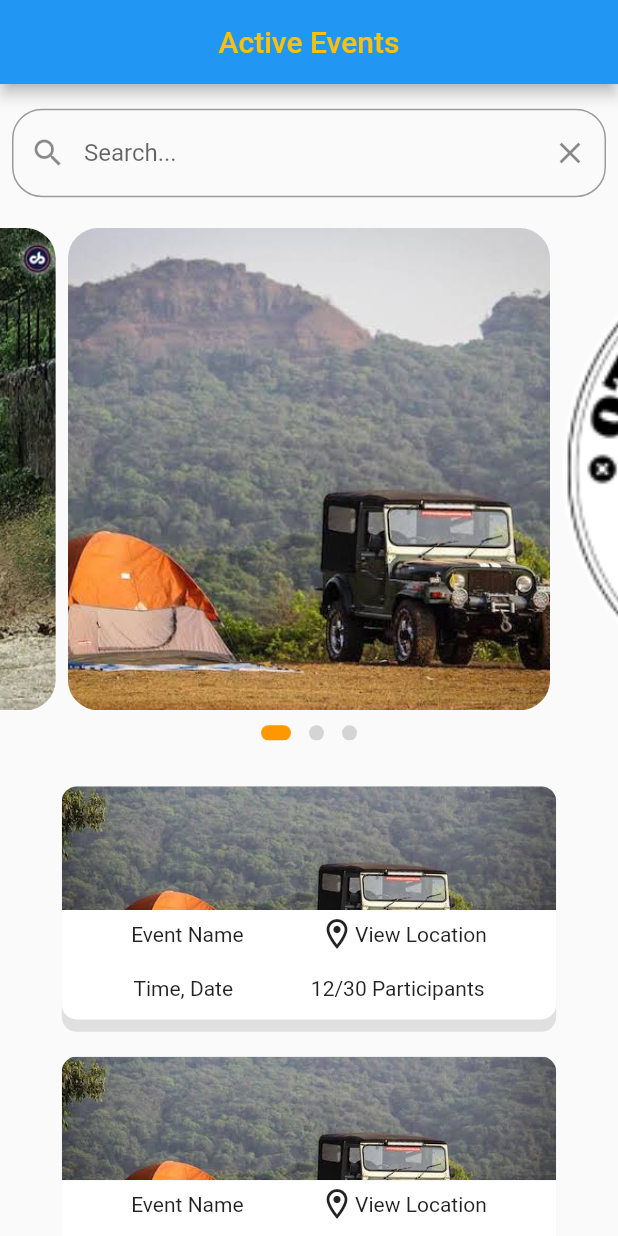
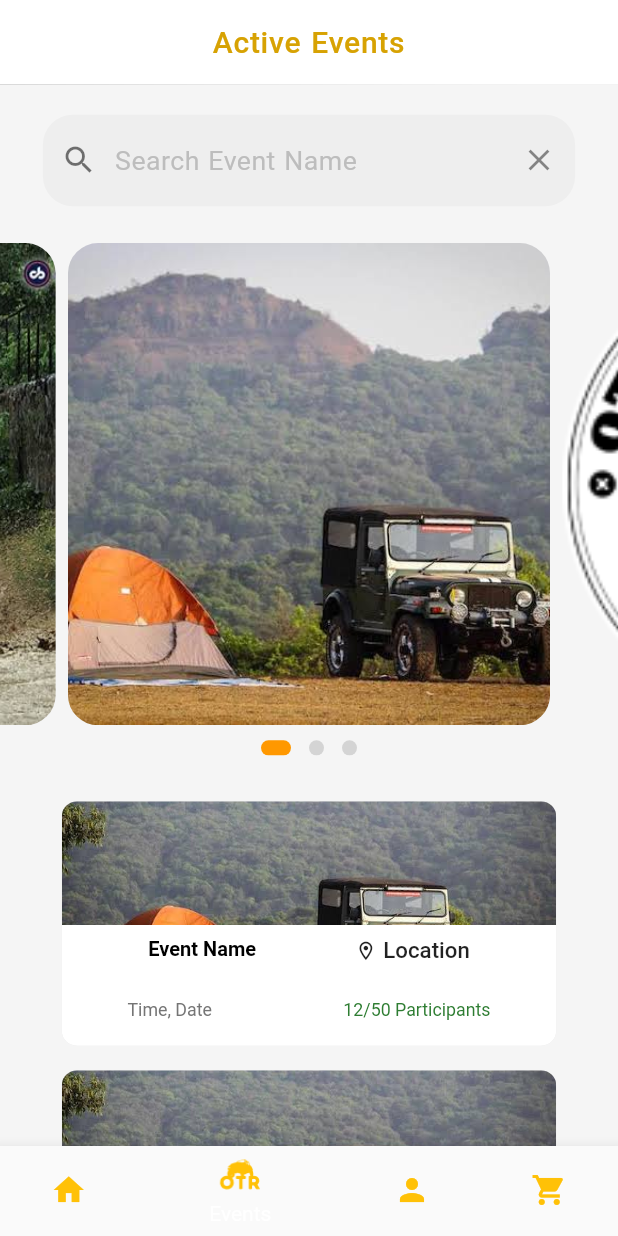
Before and after one commit to sudarshbuxyyes/OTR_App, a Flutter app: the EventsHome screen opened directly, on a phone screen of 412 x 824 dp. Run offline on Flutter 3.47's test engine with Material 2 defaults, Android fonts, the phone set to English and light mode, and no system bars; drawn by our look-alikes of carousel_slider, dots_indicator; our stand-ins replace confetti, fl_chart, image_picker, percent_indicator; missing offline and left inert: counter, coupon_uikit, dart:ffi, razorpay_flutter.

Commit message:
updated navbar, active events

```diff
--- a/app/lib/models/Event.dart
+++ b/app/lib/models/Event.dart
@@ -5,7 +5,10 @@ class Event {
   String EventLocation;
   String EventDescription;
   bool Event_attended;
+  bool Event_ongoing;
+
   int num_participants;
+  int num_limit;
   Event({
     required this.EventID,
     required this.EventName,
@@ -14,5 +17,7 @@ class Event {
     required this.EventDescription,
     required this.Event_attended,
     required this.num_participants,
+    required this.num_limit,
+    required this.Event_ongoing,
   });
 }
--- a/app/lib/screens/events/eventsHome.dart
+++ b/app/lib/screens/events/eventsHome.dart
@@ -2,6 +2,7 @@ import 'package:app/models/Event.dart';
 import 'package:app/screens/events/eventDetails.dart';
 import 'package:app/utils/Sizer.dart';
 import 'package:app/widgets/EventCard.dart';
+import 'package:app/widgets/NavBar.dart';
 import 'package:carousel_slider/carousel_slider.dart';
 import 'package:dots_indicator/dots_indicator.dart';
 import 'package:flutter/material.dart';
@@ -31,7 +32,9 @@ class _EventsHomeState extends State<EventsHome> {
         EventDate: DateTime.now(),
         EventLocation: "Location for Event 1",
         Event_attended: false,
-        num_participants: 123),
+        num_participants: 12,
+        num_limit: 50,
+        Event_ongoing: true),
     Event(
         EventID: 2,
         EventName: "Event 2",
@@ -39,7 +42,9 @@ class _EventsHomeState extends State<EventsHome> {
         EventDate: DateTime.now(),
         EventLocation: "Location for Event 2",
         Event_attended: true,
-        num_participants: 123),
+        num_participants: 34,
+        num_limit: 50,
+        Event_ongoing: true),
     Event(
         EventID: 3,
         EventName: "Event 3",
@@ -47,7 +52,9 @@ class _EventsHomeState extends State<EventsHome> {
         EventDate: DateTime.now(),
         EventLocation: "Location for Event 3",
         Event_attended: true,
-        num_participants: 123),
+        num_participants: 23,
+        num_limit: 50,
+        Event_ongoing: true),
     Event(
         EventID: 4,
         EventName: "Event 4",
@@ -55,7 +62,9 @@ class _EventsHomeState extends State<EventsHome> {
         EventDate: DateTime.now(),
         EventLocation: "Location for Event 4",
         Event_attended: false,
-        num_participants: 123),
+        num_participants: 47,
+        num_limit: 50,
+        Event_ongoing: true),
     Event(
         EventID: 5,
         EventName: "Event 5",
@@ -63,7 +72,9 @@ class _EventsHomeState extends State<EventsHome> {
         EventDate: DateTime.now(),
         EventLocation: "Location for Event 5",
         Event_attended: false,
-        num_participants: 123),
+        num_participants: 13,
+        num_limit: 50,
+        Event_ongoing: true),
     Event(
         EventID: 6,
         EventName: "Event 6",
@@ -71,7 +82,9 @@ class _EventsHomeState extends State<EventsHome> {
         EventDate: DateTime.now(),
         EventLocation: "Location for Event 6",
         Event_attended: false,
-        num_participants: 123),
+        num_participants: 23,
+        num_limit: 50,
+        Event_ongoing: true),
   ];
 
   @override
@@ -84,12 +97,19 @@ class _EventsHomeState extends State<EventsHome> {
           DefaultMaterialLocalizations.delegate,
         ],
         child: Scaffold(
+          bottomNavigationBar: NavBar(selected_index: 1),
+          backgroundColor: Colors.grey[100],
           appBar: AppBar(
             centerTitle: true,
+            backgroundColor: Colors.white,
+            elevation: 0.2,
             title: const Text(
               "Active Events",
               textAlign: TextAlign.center,
-              style: TextStyle(color: Colors.amber),
+              style: TextStyle(
+                  color: Color.fromARGB(255, 215, 162, 3),
+                  letterSpacing: 0.5,
+                  wordSpacing: 1.2),
             ),
             leading: Container(),
           ),
@@ -99,12 +119,21 @@ class _EventsHomeState extends State<EventsHome> {
               SizedBox(height: Sizer.sbv * 2),
               Container(
                 // Add padding around the search bar
-                padding: const EdgeInsets.symmetric(horizontal: 8.0),
+                padding:
+                    const EdgeInsets.symmetric(horizontal: 8.0, vertical: 4.0),
+                width: Sizer.screenWidth * 0.9,
                 // Use a Material design search bar
                 child: TextField(
                   controller: _searchController,
                   decoration: InputDecoration(
-                    hintText: 'Search...',
+                    filled: true,
+                    fillColor: Colors.grey[200],
+                    hintText: 'Search Event Name',
+                    hintStyle: TextStyle(
+                        color: Colors.grey[400],
+                        fontSize: Sizer.fss * 1.2,
+                        letterSpacing: 0.3,
+                        wordSpacing: 1.0),
                     // Add a clear button to the search bar
                     suffixIcon: IconButton(
                       icon: Icon(Icons.clear),
@@ -113,12 +142,14 @@ class _EventsHomeState extends State<EventsHome> {
                     // Add a search icon or button to the search bar
                     prefixIcon: IconButton(
                       icon: Icon(Icons.search),
+                      color: Colors.black54,
                       onPressed: () {
                         // Perform the search here
                       },
                     ),
                     border: OutlineInputBorder(
                       borderRadius: BorderRadius.circular(20.0),
+                      borderSide: BorderSide.none,
                     ),
                   ),
                 ),
--- a/app/lib/screens/profile/profilePage.dart
+++ b/app/lib/screens/profile/profilePage.dart
@@ -2,6 +2,7 @@ import 'dart:math';
 
 import 'package:app/screens/profile/editProfile.dart';
 import 'package:app/utils/Sizer.dart';
+import 'package:app/widgets/NavBar.dart';
 import 'package:fl_chart/fl_chart.dart';
 
 import 'package:flutter/material.dart';
@@ -54,6 +55,7 @@ class _ProfilePageState extends State<ProfilePage> {
         ],
         child: Scaffold(
             backgroundColor: Colors.white,
+            bottomNavigationBar: NavBar(selected_index: 2),
             appBar: AppBar(
               leading: InkWell(
                 onTap: () {
--- a/app/lib/widgets/EventCard.dart
+++ b/app/lib/widgets/EventCard.dart
@@ -19,6 +19,20 @@ class EventCard extends StatelessWidget {
   @override
   Widget build(BuildContext context) {
     Sizer.init(context);
+    int participation_thresh1 = (event.num_limit / 2).toInt();
+    int participation_thresh2 = (event.num_limit * 0.75).toInt();
+    Color col;
+    if (event.num_participants < participation_thresh1) {
+      //green
+      col = Colors.green[800]!;
+    } else if (event.num_participants <= participation_thresh2) {
+      //yellow
+      col = Colors.yellow[800]!;
+    } else {
+      //red
+      col = Colors.red[800]!;
+    }
+
     return InkWell(
         onTap: () {
           //move to event Details window
@@ -64,16 +78,37 @@ class EventCard extends StatelessWidget {
                           mainAxisAlignment: MainAxisAlignment.spaceEvenly,
                           children: [
                             Padding(
-                              padding: EdgeInsets.all(Sizer.sbh),
-                              child: Text("Event Name"),
+                              padding: EdgeInsets.symmetric(
+                                  horizontal: Sizer.sbh * 2,
+                                  vertical: Sizer.sbv),
+                              child: Text(
+                                "Event Name",
+                                style: TextStyle(
+                                    fontSize: Sizer.fss * 0.9,
+                                    fontWeight: FontWeight.w600,
+                                    color: Colors.black),
+                              ),
                             ),
                             Padding(
-                                padding: EdgeInsets.all(Sizer.sbh),
+                                padding: EdgeInsets.symmetric(
+                                    horizontal: Sizer.sbh * 2,
+                                    vertical: Sizer.sbv),
                                 child: Container(
                                   child: Row(
                                     children: [
-                                      Icon(Icons.location_on_outlined),
-                                      Text("View Location")
+                                      Icon(
+                                        Icons.location_on_outlined,
+                                        color: Colors.black87,
+                                        size: Sizer.fss,
+                                      ),
+                                      SizedBox(width: Sizer.sbh),
+                                      Text(
+                                        "Location",
+                                        style: TextStyle(
+                                            color: Colors.black87,
+                                            fontSize: Sizer.fss,
+                                            fontWeight: FontWeight.w500),
+                                      )
                                     ],
                                   ),
                                 )),
@@ -81,25 +116,35 @@ class EventCard extends StatelessWidget {
                         ),
                         SizedBox(height: Sizer.sbv),
                         Row(
-                          mainAxisAlignment: MainAxisAlignment.spaceEvenly,
+                          mainAxisAlignment: MainAxisAlignment.spaceAround,
                           children: [
                             Padding(
-                              padding: EdgeInsets.all(Sizer.sbh),
-                              child: Text("Time, Date"),
+                              padding: EdgeInsets.symmetric(
+                                  horizontal: Sizer.sbh, vertical: Sizer.sbv),
+                              child: Text("Time, Date",
+                                  style: TextStyle(
+                                      color: Colors.grey[600],
+                                      fontWeight: FontWeight.normal,
+                                      fontSize: Sizer.fss * 0.8)),
                             ),
                             Padding(
-                                padding: EdgeInsets.all(Sizer.sbh),
+                                padding: EdgeInsets.symmetric(
+                                    horizontal: Sizer.sbh, vertical: Sizer.sbv),
                                 child: Container(
-                                  child: Text("12/30 Participants"),
+                                  child: Text(
+                                      event.num_participants.toString() +
+                                          "/" +
+                                          "50 Participants",
+                                      style: TextStyle(
+                                          color: col,
+                                          fontWeight: FontWeight.normal,
+                                          fontSize: Sizer.fss * 0.8)),
                                 )),
                           ],
                         ),
                         SizedBox(height: Sizer.sbv),
                       ],
                     )),
-                SizedBox(
-                  height: Sizer.sbv,
-                )
               ],
             )));
   }
--- a/app/lib/widgets/NavBar.dart
+++ b/app/lib/widgets/NavBar.dart
@@ -14,13 +14,15 @@ class NavBar extends StatelessWidget {
     List<BottomNavigationBarItem> _bottomBar = [
       BottomNavigationBarItem(
           icon: Icon(
-            Icons.location_on,
+            Icons.home,
             color: Colors.amber,
           ),
           label: 'OTR'),
       BottomNavigationBarItem(
-          icon: Icon(
-            Icons.event,
+          icon: new Image.asset(
+            'assets/images/otr_icon.png',
+            width: 30,
+            height: 30,
             color: Colors.amber,
           ),
           label: 'Events'),
@@ -31,13 +33,15 @@ class NavBar extends StatelessWidget {
           ),
           label: 'Profile'),
       BottomNavigationBarItem(
-          icon: Icon(
-            Icons.shopping_cart,
-            color: Colors.amber,
-          ),
-          label: 'Shop'),
+        icon: Icon(
+          Icons.shopping_cart,
+          color: Colors.amber,
+        ),
+        label: 'Shop',
+      ),
     ];
     return BottomNavigationBar(
+        backgroundColor: Colors.black,
         items: _bottomBar,
         currentIndex: selected_index,
         onTap: (value) {
--- a/app/pubspec.yaml
+++ b/app/pubspec.yaml
@@ -73,7 +73,7 @@ flutter:
   assets:
     - assets/images/otr_adventures.png
     - assets/images/badge.png
-
+    - assets/images/otr_icon.png
     - assets/images/otr.jpeg
     - assets/images/off_roading.jpeg
 
```
Also changed, not shown: app/assets/images/otr_icon.png (added).
